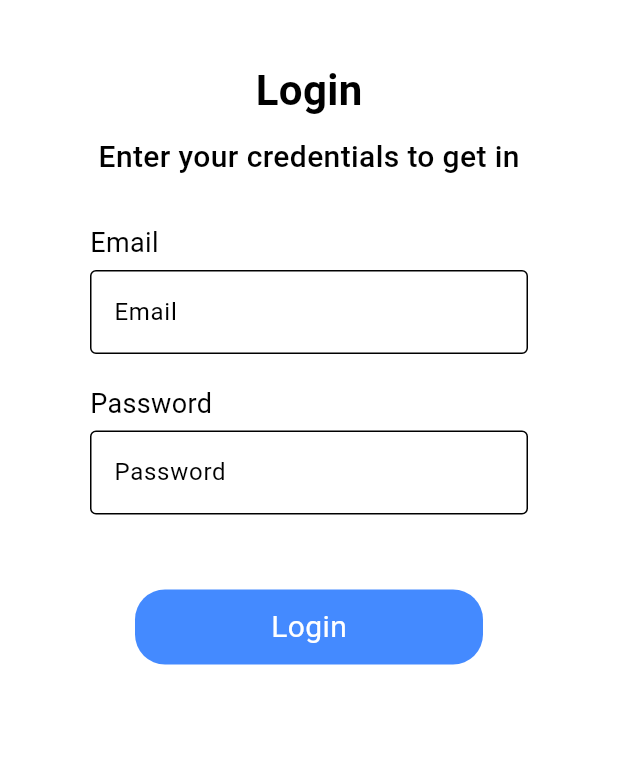
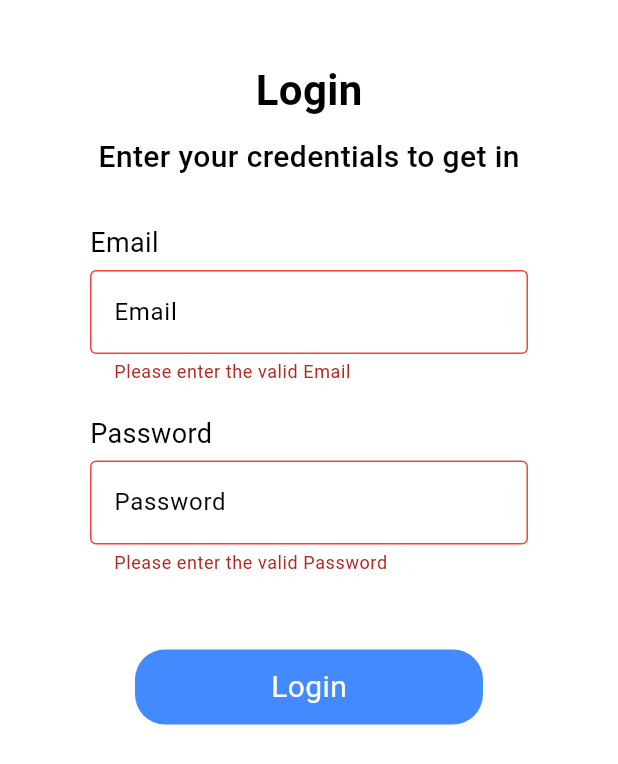
Before and after one commit to itsyashtyagi/Todo-Reminder-App, a Flutter app: the screen it shows after launch, after a tap on "Login", on a phone screen of 412 x 824 dp. Shown: the top 764 px of the screen. Run offline on Flutter 3.47's test engine with Material 3 defaults, Android fonts, the phone set to English and light mode, and no system bars; our stand-ins replace dio, flutter_dotenv; accounts and stored records are empty.

Commit message:
Login API Integration

```diff
--- a/lib/app.dart
+++ b/lib/app.dart
@@ -1,4 +1,5 @@
 import 'package:flutter/material.dart';
+import 'package:todoapp/ui/home_screen.dart';
 import 'package:todoapp/ui/login_screen.dart';
 import 'package:todoapp/ui/splash_screen.dart';
 
@@ -13,6 +14,7 @@ class App extends StatelessWidget {
       routes: {
         '/': (context) => const SplashScreen(),
         '/login': (context) => const LoginScreen(),
+        '/home': (context) => const HomeScreen(),
       },
       title: "Todo-App",
     );
--- a/lib/provider/login_provider.dart
+++ b/lib/provider/login_provider.dart
@@ -1,13 +1,74 @@
+import 'dart:developer';
 import 'package:flutter/material.dart';
+import 'package:todoapp/model/login_model.dart';
 import 'package:todoapp/repository/login_repository.dart';
 
 class LoginProvider extends ChangeNotifier {
   LoginRepository repository;
   LoginProvider(this.repository);
 
+  LoginModel? loginModel;
+
   final TextEditingController emailController = TextEditingController();
   final TextEditingController passwordController = TextEditingController();
   final formkey = GlobalKey<FormState>();
+
+  bool isLoading = false;
+  String? error;
+
+  Future<bool> userLogin(String email, String password) async {
+    isLoading = true;
+    error = null;
+    notifyListeners();
+    try {
+      loginModel = await repository.login(
+        emailController.text,
+        passwordController.text,
+      );
+      notifyListeners();
+      return true;
+    } catch (e) {
+      error = e.toString();
+      log("Error ${e.toString()}");
+      isLoading = false;
+      notifyListeners();
+      return false;
+    } finally {
+      isLoading = false;
+      notifyListeners();
+    }
+  }
+
+  Future<void> userLoginButton(BuildContext context) async {
+    if (!isLoading && (formkey.currentState?.validate() ?? false)) {
+      String email = emailController.text.trim();
+      String password = passwordController.text.trim();
+      final success = await userLogin(email, password);
+      if (success) {
+        Navigator.popAndPushNamed(context, '/home');
+      } else {
+        showDialog(
+          context: context,
+          builder: (context) => Dialog(
+            child: Column(
+              mainAxisSize: MainAxisSize.min,
+              mainAxisAlignment: MainAxisAlignment.center,
+              crossAxisAlignment: CrossAxisAlignment.center,
+              children: [
+                Text("Login Failed please make sure to connect Internet."),
+                const SizedBox(height: 10),
+                Text(loginModel?.message ?? ""),
+                TextButton(
+                  onPressed: () => Navigator.pop(context),
+                  child: Text("Close"),
+                ),
+              ],
+            ),
+          ),
+        );
+      }
+    }
+  }
 
   @override
   void dispose() {
--- a/lib/repository/login_repository.dart
+++ b/lib/repository/login_repository.dart
@@ -1 +1,18 @@
-class LoginRepository {}
+import 'dart:convert';
+import 'dart:developer';
+import 'package:dio/dio.dart';
+import 'package:todoapp/constant/api_constant.dart';
+import 'package:todoapp/model/login_model.dart';
+
+class LoginRepository {
+  final dio = Dio();
+  Future<LoginModel> login(String email, String password) async {
+    final apiUrl = ApiConstant.baseUrl + ApiConstant.loginEndpoint;
+    Map<String, String> body = {"email": email, "password": password};
+    Response response = await dio.post(apiUrl, data: body);
+
+    log(response.data.toString());
+
+    return LoginModel.fromJson(jsonDecode(response.data));
+  }
+}
--- a/lib/ui/login_screen.dart
+++ b/lib/ui/login_screen.dart
@@ -1,5 +1,6 @@
 import 'package:flutter/material.dart';
 import 'package:provider/provider.dart';
+import 'package:todoapp/model/login_model.dart';
 import 'package:todoapp/provider/login_provider.dart';
 
 class LoginScreen extends StatelessWidget {
@@ -39,19 +40,21 @@ class LoginScreen extends StatelessWidget {
               _customTextField(
                 title: "Email",
                 hintText: "yashxyz@gmail.com",
-                controller: context.read<LoginProvider>().emailController,
+                controller: context.watch<LoginProvider>().emailController,
                 icon: Icons.email,
               ),
               const SizedBox(height: 20),
               _customTextField(
                 title: "Password",
                 hintText: "*********",
-                controller: context.read<LoginProvider>().passwordController,
+                controller: context.watch<LoginProvider>().passwordController,
                 icon: Icons.password,
               ),
               const SizedBox(height: 50),
               GestureDetector(
-                onTap: () {},
+                onTap: () {
+                  context.read<LoginProvider>().userLoginButton(context);
+                },
                 child: Container(
                   margin: EdgeInsets.symmetric(horizontal: 30),
                   width: double.infinity,
@@ -61,10 +64,12 @@ class LoginScreen extends StatelessWidget {
                     borderRadius: BorderRadius.circular(20),
                   ),
                   child: Center(
-                    child: Text(
-                      "Login",
-                      style: TextStyle(color: Colors.white, fontSize: 20),
-                    ),
+                    child: context.watch<LoginProvider>().isLoading
+                        ? CircularProgressIndicator(color: Colors.white)
+                        : Text(
+                            "Login",
+                            style: TextStyle(color: Colors.white, fontSize: 20),
+                          ),
                   ),
                 ),
               ),
```
Also changed, not shown: lib/ui/home_screen.dart (added, +13 -0 lines).
